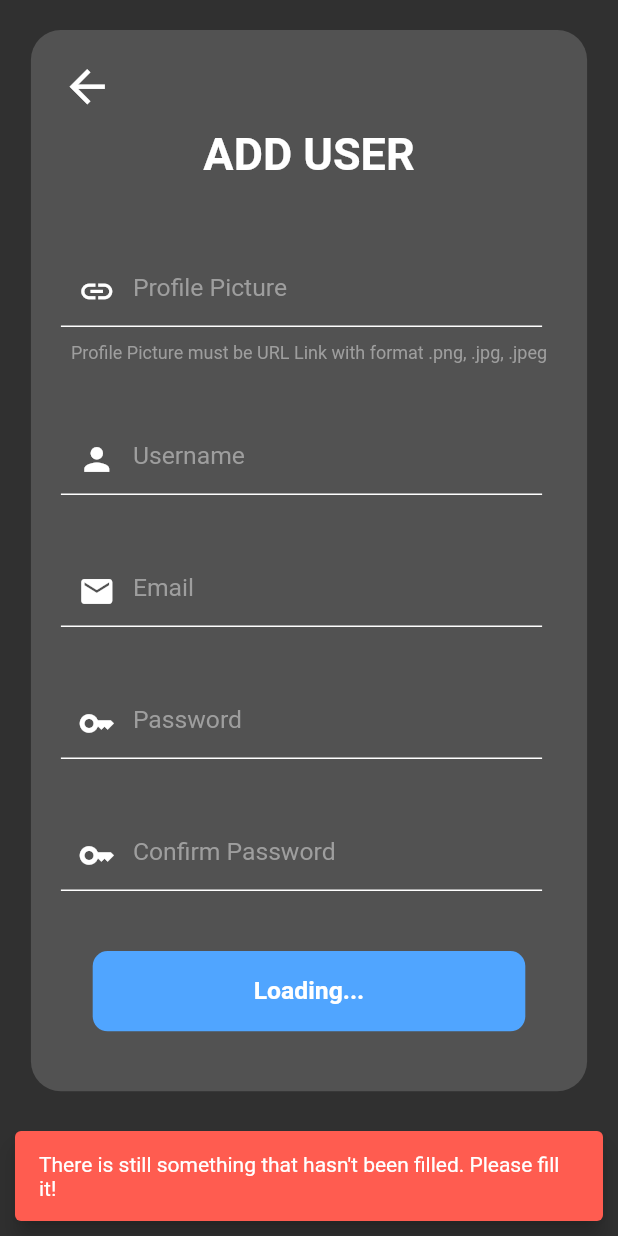
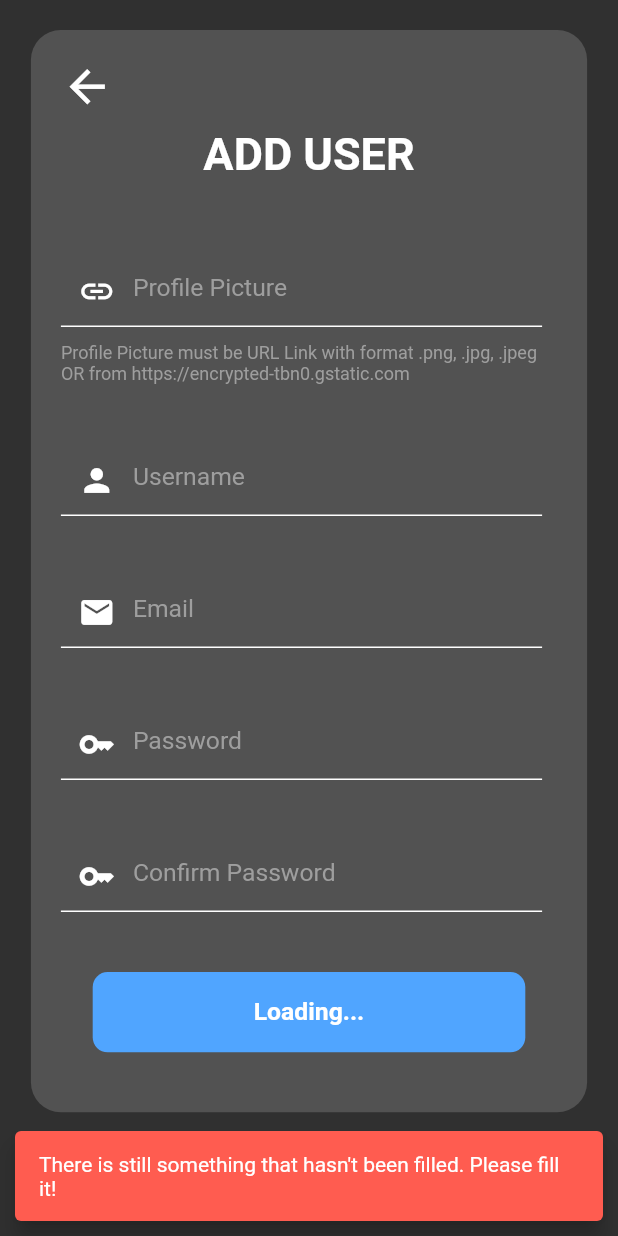
Before and after one commit to zakoraa/Flutter-CRUD, a Flutter app: the AddUserView widget shown alone on an empty page, opened directly, after a tap on "Loading...", on a phone screen of 412 x 824 dp. Run offline on Flutter 3.47's test engine with Material 2 defaults, Android fonts, the light colour scheme and no system bars; our stand-ins replace get, liquid_pull_to_refresh; network calls fail.

Commit message:
add format for URL link profile picture

```diff
--- a/lib/module/addUserView/controller/add_user_controller.dart
+++ b/lib/module/addUserView/controller/add_user_controller.dart
@@ -57,7 +57,13 @@ class AddUserController extends GetxController {
                 ".jpg" ||
             profilePictureC!.text.substring(profilePictureC!.text.length - 5,
                     profilePictureC!.text.length) ==
-                ".jpeg") {
+                ".jpeg" ||
+            profilePictureC!.text.substring(profilePictureC!.text.length - 4,
+                    profilePictureC!.text.length) ==
+                "=CAU" ||
+            profilePictureC!.text.contains(".jpg") ||
+            profilePictureC!.text.contains(".jpeg") ||
+            profilePictureC!.text.contains(".png") || profilePictureC!.text.contains("image")) {
           addUser(context, profilePicture: profilePictureC!.text);
         } else {
           addUser(context);
--- a/lib/module/addUserView/view/add_user_view.dart
+++ b/lib/module/addUserView/view/add_user_view.dart
@@ -22,7 +22,7 @@ class AddUserView extends StatelessWidget {
               hintText: "Profile Picture",
               prefixIcon: Icons.link),
           const Text(
-            "Profile Picture must be URL Link with format .png, .jpg, .jpeg",
+            "Profile Picture must be URL Link with format .png, .jpg, .jpeg OR from https://encrypted-tbn0.gstatic.com",
             style: TextStyle(
               color: Colors.grey,
             ),
@@ -48,7 +48,8 @@ class AddUserView extends StatelessWidget {
               prefixIcon: Icons.key),
         ],
       ),
-      buttonText: homeController.isLoading.value == true ? "Loading..." : "Add User",
+      buttonText:
+          homeController.isLoading.value == true ? "Loading..." : "Add User",
       onTapButton: () => controller.checkTextField(context),
     );
   }
--- a/lib/module/editUserView/view/edit_user_view.dart
+++ b/lib/module/editUserView/view/edit_user_view.dart
@@ -33,7 +33,7 @@ class EditUserView extends StatelessWidget {
               hintText: "Profile Picture",
               prefixIcon: Icons.link),
           const Text(
-            "Profile Picture must be URL Link with format .png, .jpg, .jpeg",
+            "Profile Picture must be URL Link with format .png, .jpg, .jpeg OR from https://encrypted-tbn0.gstatic.com",
             style: TextStyle(
               color: Colors.grey,
             ),
```
Also changed, not shown: lib/module/editUserView/controller/edit_user_controller.dart (+8 -1 lines).
